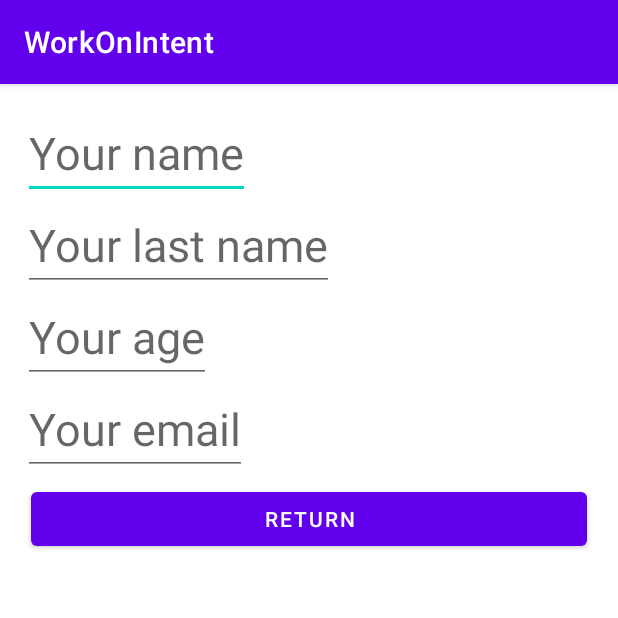
After one commit to dim-idium/WorkOnIntents, an Android app: the SettingsActivity screen opened directly, with no data from a screen before it, on a phone screen of 412 x 824 dp, the top half of it. The commit adds this screen. Run offline under Robolectric (Android 15) with nearby library versions, the phone set to English and light mode, and no system bars.

Commit message:
add second activity

```diff
--- a/app/src/main/AndroidManifest.xml
+++ b/app/src/main/AndroidManifest.xml
@@ -9,6 +9,7 @@
         android:roundIcon="@mipmap/ic_launcher_round"
         android:supportsRtl="true"
         android:theme="@style/Theme.WorkOnIntent">
+        <activity android:name=".SettingsActivity"></activity>
         <activity android:name=".MainActivity">
             <intent-filter>
                 <action android:name="android.intent.action.MAIN" />
--- /dev/null
+++ b/app/src/main/java/com/dimidium/workonintent/SettingsActivity.java
@@ -0,0 +1,14 @@
+package com.dimidium.workonintent;
+
+import androidx.appcompat.app.AppCompatActivity;
+
+import android.os.Bundle;
+
+public class SettingsActivity extends AppCompatActivity {
+
+    @Override
+    protected void onCreate(Bundle savedInstanceState) {
+        super.onCreate(savedInstanceState);
+        setContentView(R.layout.activity_settings);
+    }
+}
--- /dev/null
+++ b/app/src/main/res/layout/activity_settings.xml
@@ -0,0 +1,72 @@
+<?xml version="1.0" encoding="utf-8"?>
+<LinearLayout xmlns:android="http://schemas.android.com/apk/res/android"
+    xmlns:tools="http://schemas.android.com/tools"
+    android:layout_width="match_parent"
+    android:layout_height="match_parent"
+    android:orientation="vertical"
+    android:padding="15dp"
+    tools:ignore="ExtraText">
+
+    <LinearLayout
+        android:layout_width="match_parent"
+        android:layout_height="wrap_content"
+        android:orientation="vertical">
+
+        <EditText
+            android:id="@+id/yor_name"
+            android:layout_width="wrap_content"
+            android:layout_height="wrap_content"
+            android:hint="@string/your_name"
+            android:textSize="@dimen/t_size"
+            android:inputType="textPersonName"
+            tools:ignore="SpUsage">
+        </EditText>
+
+        <EditText
+            android:id="@+id/yor_last_name"
+            android:layout_width="wrap_content"
+            android:layout_height="wrap_content"
+            android:hint="@string/last_name"
+            android:textSize="@dimen/t_size"
+            android:inputType="textPersonName"
+            tools:ignore="SpUsage">
+        </EditText>
+        <EditText
+            android:id="@+id/your_age"
+            android:layout_width="wrap_content"
+            android:layout_height="wrap_content"
+            android:hint="@string/age"
+            android:textSize="@dimen/t_size"
+            android:inputType="number"
+            tools:ignore="SpUsage">
+        </EditText>
+        <EditText
+            android:id="@+id/you_email"
+            android:layout_width="wrap_content"
+            android:layout_height="wrap_content"
+            android:hint="@string/email"
+            android:textSize="@dimen/t_size"
+            tools:ignore="SpUsage">
+        </EditText>
+
+
+    </LinearLayout>
+
+    //Первый ряд клавиатуры
+
+
+    <LinearLayout
+        android:layout_width="match_parent"
+        android:layout_height="wrap_content">
+
+        <Button
+            android:id="@+id/butt_greeting"
+            android:layout_width="wrap_content"
+            android:layout_height="wrap_content"
+            android:layout_margin="5dp"
+            android:layout_weight="1"
+            android:text="@string/return_data" />
+
+
+    </LinearLayout>
+</LinearLayout>
--- a/app/src/main/res/values/strings.xml
+++ b/app/src/main/res/values/strings.xml
@@ -4,4 +4,8 @@
     <string name="account">Account</string>
     <string name="your_name">Your name</string>
     <string name="btn_hallow">Hallow</string>
+    <string name="return_data">Return</string>
+    <string name="last_name">Your last name</string>
+    <string name="age">Your age</string>
+    <string name="email">Your email</string>
 </resources>
```
